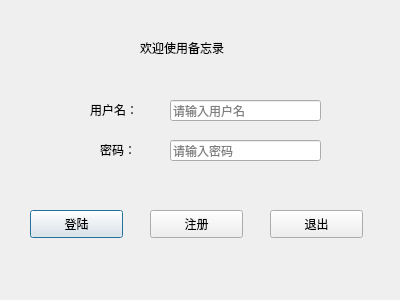
First picture: the form in dailyplan/dialog.ui, repository Dietes/Daily-planner, before the edit.
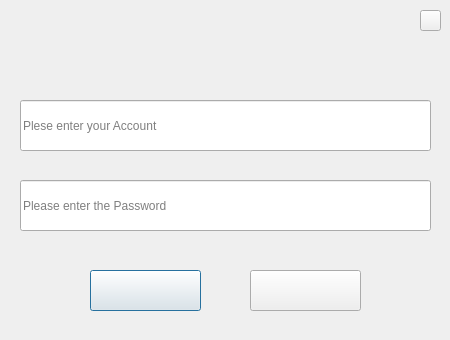
Second picture: the form after the edit. Icons and pictures are not drawn.

```diff
--- a/dailyplan/dialog.ui
+++ b/dailyplan/dialog.ui
@@ -6,118 +6,106 @@
    <rect>
     <x>0</x>
     <y>0</y>
-    <width>400</width>
-    <height>300</height>
+    <width>450</width>
+    <height>340</height>
    </rect>
   </property>
+  <property name="sizePolicy">
+   <sizepolicy hsizetype="Fixed" vsizetype="Fixed">
+    <horstretch>0</horstretch>
+    <verstretch>0</verstretch>
+   </sizepolicy>
+  </property>
   <property name="windowTitle">
    <string>Dialog</string>
   </property>
+  <property name="styleSheet">
+   <string notr="true">border-image: url(:/myjpg/ibg.jpg);</string>
+  </property>
   <widget class="QPushButton" name="signinBtn">
    <property name="geometry">
     <rect>
-     <x>30</x>
-     <y>210</y>
-     <width>93</width>
-     <height>28</height>
+     <x>90</x>
+     <y>270</y>
+     <width>111</width>
+     <height>41</height>
     </rect>
    </property>
+   <property name="styleSheet">
+    <string notr="true">border-image: url(:/myjpg/signinbtn.jpg);</string>
+   </property>
    <property name="text">
-    <string>登陆</string>
+    <string/>
    </property>
   </widget>
   <widget class="QPushButton" name="signupBtn">
    <property name="geometry">
     <rect>
-     <x>150</x>
-     <y>210</y>
-     <width>93</width>
-     <height>28</height>
+     <x>250</x>
+     <y>270</y>
+     <width>111</width>
+     <height>41</height>
     </rect>
    </property>
+   <property name="styleSheet">
+    <string notr="true">border-image: url(:/myjpg/signup.jpg);</string>
+   </property>
    <property name="text">
-    <string>注册</string>
+    <string/>
    </property>
   </widget>
   <widget class="QPushButton" name="exitBtn">
    <property name="geometry">
     <rect>
-     <x>270</x>
-     <y>210</y>
-     <width>93</width>
-     <height>28</height>
+     <x>420</x>
+     <y>10</y>
+     <width>21</width>
+     <height>21</height>
     </rect>
    </property>
-   <property name="text">
-    <string>退出</string>
+   <property name="styleSheet">
+    <string notr="true">border-image: url(:/myjpg/close3.png);</string>
    </property>
-  </widget>
-  <widget class="QLabel" name="usrLb">
-   <property name="geometry">
-    <rect>
-     <x>90</x>
-     <y>100</y>
-     <width>61</width>
-     <height>20</height>
-    </rect>
-   </property>
    <property name="text">
-    <string>用户名：</string>
-   </property>
-  </widget>
-  <widget class="QLabel" name="pwdLb">
-   <property name="geometry">
-    <rect>
-     <x>100</x>
-     <y>140</y>
-     <width>41</width>
-     <height>20</height>
-    </rect>
-   </property>
-   <property name="text">
-    <string>密码：</string>
-   </property>
-  </widget>
-  <widget class="QLabel" name="wordLB">
-   <property name="geometry">
-    <rect>
-     <x>140</x>
-     <y>40</y>
-     <width>151</width>
-     <height>16</height>
-    </rect>
-   </property>
-   <property name="text">
-    <string>欢迎使用备忘录</string>
+    <string/>
    </property>
   </widget>
   <widget class="QLineEdit" name="usrLine">
    <property name="geometry">
     <rect>
-     <x>170</x>
+     <x>20</x>
      <y>100</y>
-     <width>151</width>
-     <height>21</height>
+     <width>411</width>
+     <height>51</height>
     </rect>
    </property>
+   <property name="styleSheet">
+    <string notr="true">border-image: url(:/myjpg/2line.jpg);</string>
+   </property>
+   <property name="text">
+    <string/>
+   </property>
    <property name="placeholderText">
-    <string>请输入用户名</string>
+    <string>Plese enter your Account</string>
    </property>
   </widget>
   <widget class="QLineEdit" name="pwdLine">
    <property name="geometry">
     <rect>
-     <x>170</x>
-     <y>140</y>
-     <width>151</width>
-     <height>21</height>
+     <x>20</x>
+     <y>180</y>
+     <width>411</width>
+     <height>51</height>
     </rect>
    </property>
+   <property name="styleSheet">
+    <string notr="true">border-image: url(:/myjpg/2line.jpg);</string>
+   </property>
    <property name="echoMode">
     <enum>QLineEdit::Password</enum>
    </property>
    <property name="placeholderText">
-    <string>请输入密码</string>
+    <string>Please enter the Password</string>
    </property>
   </widget>
  </widget>
```
